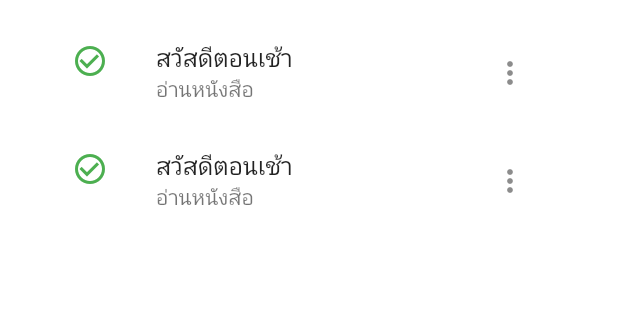
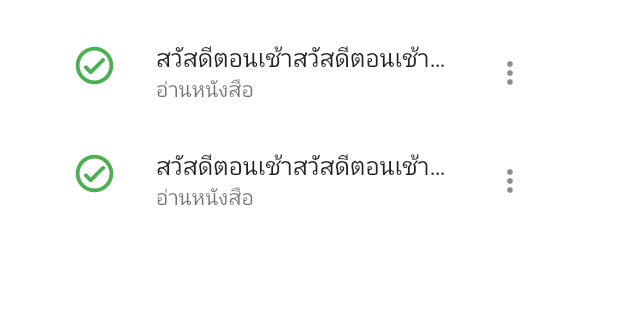
Before and after one commit to PattaraponLertratananont/todoForLearn, a Flutter app: the screen it shows after launch, on a phone screen of 412 x 824 dp, the part 610-930 px from its top. Run offline on Flutter 3.47's test engine with Material 2 defaults, Android fonts, the phone set to English and light mode, and no system bars; our stand-ins replace google_fonts; Roboto replaces fonts that are missing (Kanit).

Commit message:
route home to new todo

```diff
--- a/lib/screens/home.dart
+++ b/lib/screens/home.dart
@@ -1,4 +1,5 @@
 import 'package:flutter/material.dart';
+import 'package:todo/screens/new_todo.dart';
 
 class HomeScreen extends StatefulWidget {
   HomeScreen({Key key}) : super(key: key);
@@ -46,11 +47,20 @@ class _HomeScreenState extends State<HomeScreen> {
                         itemBuilder: (context, index) {
                           return ListTile(
                             leading: Icon(
-                              Icons.check_circle_outline,
+                              Icons.check_circle_outline_rounded,
+                              size: 30,
                               color: Colors.green,
                             ),
-                            title: Text("สวัสดีตอนเช้า"),
-                            subtitle: Text("อ่านหนังสือ"),
+                            title: Text(
+                              "สวัสดีตอนเช้าสวัสดีตอนเช้าสวัสดีตอนเช้า",
+                              maxLines: 1,
+                              overflow: TextOverflow.ellipsis,
+                            ),
+                            subtitle: Text(
+                              "อ่านหนังสือ",
+                              maxLines: 1,
+                              overflow: TextOverflow.ellipsis,
+                            ),
                             trailing: IconButton(
                               padding: EdgeInsets.zero,
                               icon: Icon(Icons.more_vert),
@@ -81,7 +91,9 @@ class _HomeScreenState extends State<HomeScreen> {
           style: TextStyle(fontSize: 20),
         ),
         TextButton(
-          onPressed: () {},
+          onPressed: () {
+            routeTo(NewTodoScreen());
+          },
           child: Text(
             "new",
             style: TextStyle(
@@ -94,4 +106,10 @@ class _HomeScreenState extends State<HomeScreen> {
       ],
     );
   }
+
+  void routeTo(Widget screen) {
+    Navigator.of(context).push(MaterialPageRoute(
+      builder: (context) => screen,
+    ));
+  }
 }
```
Also changed, not shown: lib/screens/new_todo.dart (added, +17 -0 lines).
